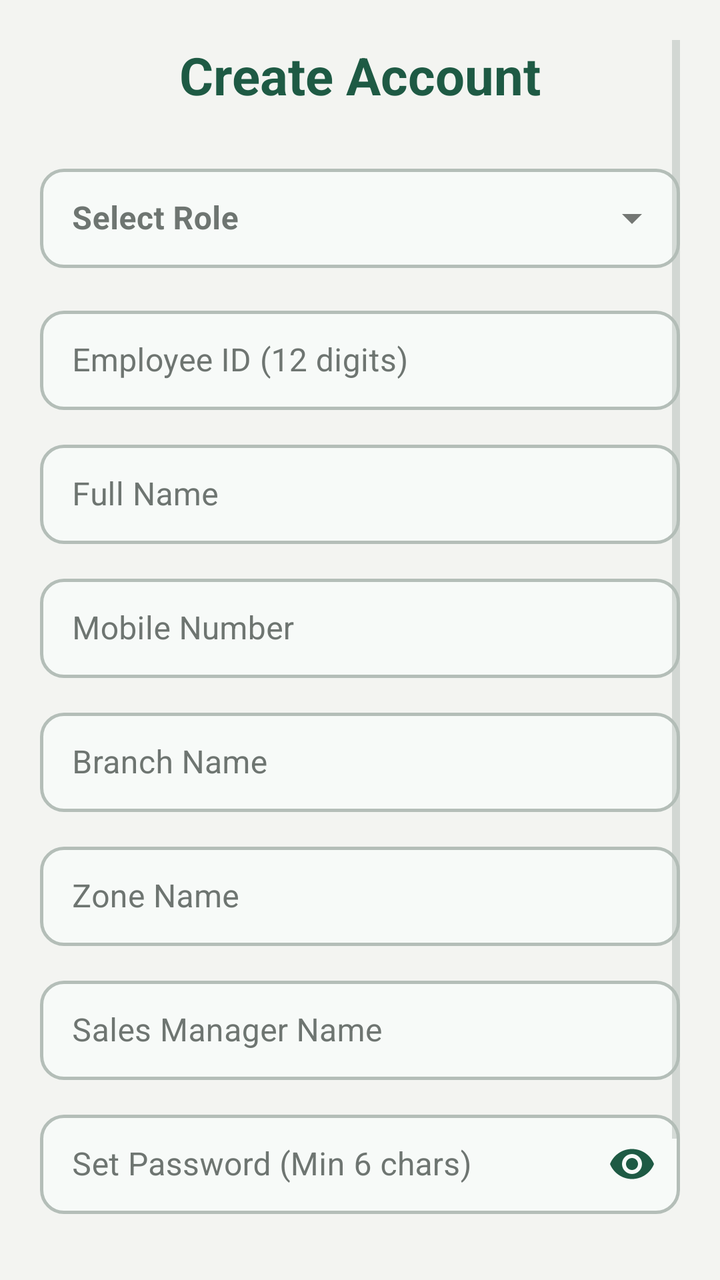
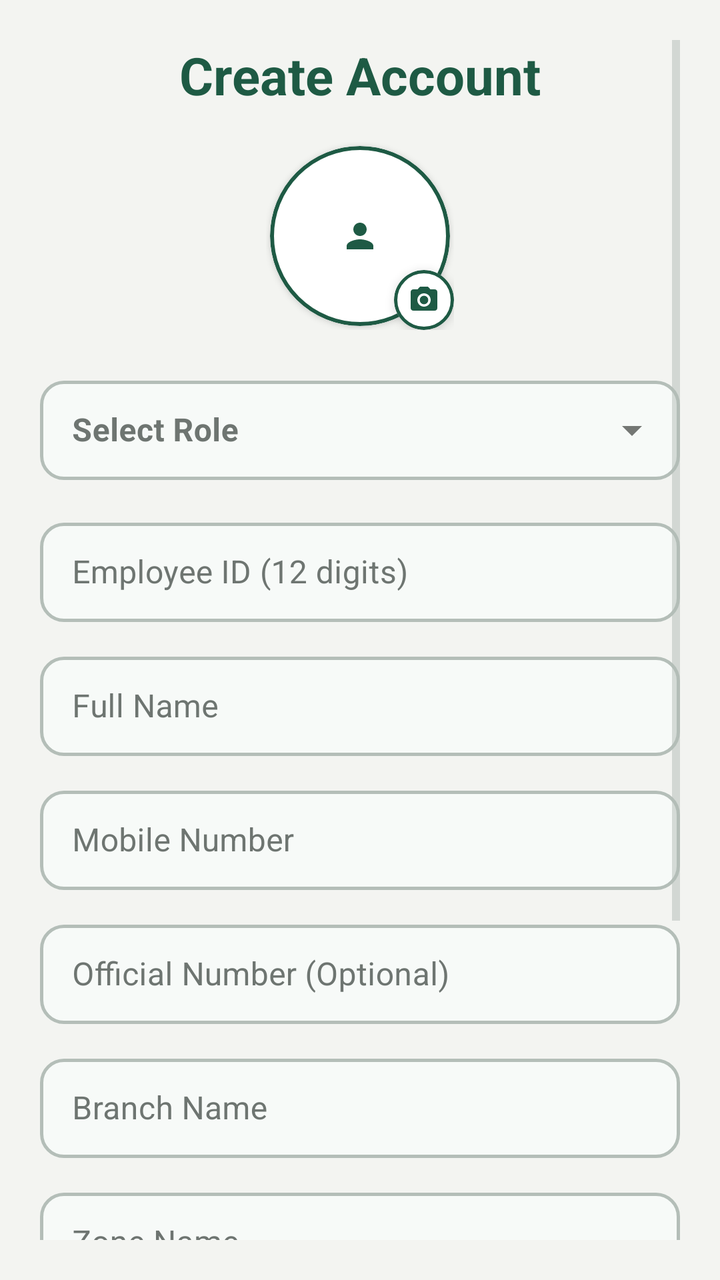

The first picture is an Android layout as it rendered before a commit; the second is the same layout after the commit. The layout source and the unified diff follow.
<!-- AndroidManifest.xml: application theme Theme.PerformanceTracker -->
<!-- res/layout/activity_registration.xml -->
<?xml version="1.0" encoding="utf-8"?>
<ScrollView
     xmlns:android="http://schemas.android.com/apk/res/android"
     xmlns:app="http://schemas.android.com/apk/res-auto"
     android:layout_height="match_parent"
     android:layout_width="match_parent"
     android:background="@color/background"
     android:padding="20dp">

    <LinearLayout
         android:layout_height="wrap_content"
         android:layout_width="match_parent"
         android:orientation="vertical">

        <TextView
             android:layout_height="wrap_content"
             android:layout_width="match_parent"
             android:layout_marginBottom="24dp"
             android:gravity="center"
             android:textSize="26sp"
             android:textColor="@color/primary"
             android:text="Create Account"
             android:textStyle="bold" />

        <com.google.android.material.textfield.TextInputLayout
             android:layout_height="wrap_content"
             android:layout_width="match_parent"
             android:layout_marginBottom="16dp"
             android:hint="Select Role"
             app:boxBackgroundMode="outline"
             app:boxBackgroundColor="@color/input_background"
             app:boxStrokeColor="@color/box_stroke_selector"
             app:boxStrokeWidth="1.5dp"
             app:boxStrokeWidthFocused="2dp"
             app:hintTextColor="@color/primary"
             android:textColorHint="@color/text_secondary"
             app:boxCornerRadiusBottomEnd="12dp"
             app:boxCornerRadiusBottomStart="12dp"
             app:boxCornerRadiusTopEnd="12dp"
             app:boxCornerRadiusTopStart="12dp"
             style="@style/Widget.MaterialComponents.TextInputLayout.OutlinedBox.ExposedDropdownMenu">

            <AutoCompleteTextView
                 android:layout_height="wrap_content"
                 android:layout_width="match_parent"
                 android:textColor="@color/text_primary"
                 android:paddingVertical="14dp"
                 android:inputType="none"
                 android:id="@+id/autoCompleteRole"
                 android:textStyle="bold" />

        </com.google.android.material.textfield.TextInputLayout>

        <com.google.android.material.textfield.TextInputLayout
             android:layout_height="wrap_content"
             android:layout_width="match_parent"
             android:layout_marginBottom="12dp"
             android:hint="Employee ID (12 digits)"
             app:boxBackgroundMode="outline"
             app:boxBackgroundColor="@color/input_background"
             app:boxStrokeColor="@color/box_stroke_selector"
             app:boxStrokeWidth="1.5dp"
             app:boxStrokeWidthFocused="2dp"
             app:hintTextColor="@color/primary"
             android:textColorHint="@color/text_secondary"
             app:boxCornerRadiusBottomEnd="12dp"
             app:boxCornerRadiusBottomStart="12dp"
             app:boxCornerRadiusTopEnd="12dp"
             app:boxCornerRadiusTopStart="12dp"
             style="@style/Widget.MaterialComponents.TextInputLayout.OutlinedBox">

            <com.google.android.material.textfield.TextInputEditText
                 android:layout_height="wrap_content"
                 android:layout_width="match_parent"
                 android:maxLength="12"
                 android:inputType="number"
                 android:paddingVertical="14dp"
                 android:textColor="@color/text_primary"
                 android:textColorHint="@color/text_secondary"
                 android:id="@+id/etRegId" />

        </com.google.android.material.textfield.TextInputLayout>

        <com.google.android.material.textfield.TextInputLayout
             android:layout_height="wrap_content"
             android:layout_width="match_parent"
             android:layout_marginBottom="12dp"
             android:hint="Full Name"
             app:boxBackgroundMode="outline"
             app:boxBackgroundColor="@color/input_background"
             app:boxStrokeColor="@color/box_stroke_selector"
             app:boxStrokeWidth="1.5dp"
             app:boxStrokeWidthFocused="2dp"
             app:hintTextColor="@color/primary"
             android:textColorHint="@color/text_secondary"
             app:boxCornerRadiusBottomEnd="12dp"
             app:boxCornerRadiusBottomStart="12dp"
             app:boxCornerRadiusTopEnd="12dp"
             app:boxCornerRadiusTopStart="12dp"
             style="@style/Widget.MaterialComponents.TextInputLayout.OutlinedBox">

            <com.google.android.material.textfield.TextInputEditText
                 android:layout_height="wrap_content"
                 android:layout_width="match_parent"
                 android:inputType="textPersonName"
                 android:paddingVertical="14dp"
                 android:textColor="@color/text_primary"
                 android:textColorHint="@color/text_secondary"
                 android:id="@+id/etRegName" />

        </com.google.android.material.textfield.TextInputLayout>

        <com.google.android.material.textfield.TextInputLayout
             android:layout_height="wrap_content"
             android:layout_width="match_parent"
             android:layout_marginBottom="12dp"
             android:hint="Mobile Number"
             app:boxBackgroundMode="outline"
             app:boxBackgroundColor="@color/input_background"
             app:boxStrokeColor="@color/box_stroke_selector"
             app:boxStrokeWidth="1.5dp"
             app:boxStrokeWidthFocused="2dp"
             app:hintTextColor="@color/primary"
             android:textColorHint="@color/text_secondary"
             app:boxCornerRadiusBottomEnd="12dp"
             app:boxCornerRadiusBottomStart="12dp"
             app:boxCornerRadiusTopEnd="12dp"
             app:boxCornerRadiusTopStart="12dp"
             style="@style/Widget.MaterialComponents.TextInputLayout.OutlinedBox">

            <com.google.android.material.textfield.TextInputEditText
                 android:layout_height="wrap_content"
                 android:layout_width="match_parent"
                 android:inputType="phone"
                 android:paddingVertical="14dp"
                 android:textColor="@color/text_primary"
                 android:textColorHint="@color/text_secondary"
                 android:id="@+id/etMobile" />

        </com.google.android.material.textfield.TextInputLayout>

        <LinearLayout
             android:layout_height="wrap_content"
             android:layout_width="match_parent"
             android:orientation="vertical"
             android:id="@+id/layoutUserExtraFields">

            <com.google.android.material.textfield.TextInputLayout
                 android:layout_height="wrap_content"
                 android:layout_width="match_parent"
                 android:layout_marginBottom="12dp"
                 android:hint="Branch Name"
                 app:boxBackgroundMode="outline"
                 app:boxBackgroundColor="@color/input_background"
                 app:boxStrokeColor="@color/box_stroke_selector"
                 app:boxStrokeWidth="1.5dp"
                 app:boxStrokeWidthFocused="2dp"
                 app:hintTextColor="@color/primary"
                 android:textColorHint="@color/text_secondary"
                 app:boxCornerRadiusBottomEnd="12dp"
                 app:boxCornerRadiusBottomStart="12dp"
                 app:boxCornerRadiusTopEnd="12dp"
                 app:boxCornerRadiusTopStart="12dp"
                 style="@style/Widget.MaterialComponents.TextInputLayout.OutlinedBox">

                <com.google.android.material.textfield.TextInputEditText
                     android:layout_height="wrap_content"
                     android:layout_width="match_parent"
                     android:inputType="text"
                     android:paddingVertical="14dp"
                     android:textColor="@color/text_primary"
                     android:textColorHint="@color/text_secondary"
                     android:id="@+id/etRegBranch" />

            </com.google.android.material.textfield.TextInputLayout>

            <com.google.android.material.textfield.TextInputLayout
                 android:layout_height="wrap_content"
                 android:layout_width="match_parent"
                 android:layout_marginBottom="12dp"
                 android:hint="Zone Name"
                 app:boxBackgroundMode="outline"
                 app:boxBackgroundColor="@color/input_background"
                 app:boxStrokeColor="@color/box_stroke_selector"
                 app:boxStrokeWidth="1.5dp"
                 app:boxStrokeWidthFocused="2dp"
                 app:hintTextColor="@color/primary"
                 android:textColorHint="@color/text_secondary"
                 app:boxCornerRadiusBottomEnd="12dp"
                 app:boxCornerRadiusBottomStart="12dp"
                 app:boxCornerRadiusTopEnd="12dp"
                 app:boxCornerRadiusTopStart="12dp"
                 style="@style/Widget.MaterialComponents.TextInputLayout.OutlinedBox">

                <com.google.android.material.textfield.TextInputEditText
                     android:layout_height="wrap_content"
                     android:layout_width="match_parent"
                     android:inputType="text"
                     android:paddingVertical="14dp"
                     android:textColor="@color/text_primary"
                     android:textColorHint="@color/text_secondary"
                     android:id="@+id/etRegZone" />

            </com.google.android.material.textfield.TextInputLayout>

            <com.google.android.material.textfield.TextInputLayout
                 android:layout_height="wrap_content"
                 android:layout_width="match_parent"
                 android:layout_marginBottom="12dp"
                 android:hint="Sales Manager Name"
                 app:boxBackgroundMode="outline"
                 app:boxBackgroundColor="@color/input_background"
                 app:boxStrokeColor="@color/box_stroke_selector"
                 app:boxStrokeWidth="1.5dp"
                 app:boxStrokeWidthFocused="2dp"
                 app:hintTextColor="@color/primary"
                 android:textColorHint="@color/text_secondary"
                 app:boxCornerRadiusBottomEnd="12dp"
                 app:boxCornerRadiusBottomStart="12dp"
                 app:boxCornerRadiusTopEnd="12dp"
                 app:boxCornerRadiusTopStart="12dp"
                 style="@style/Widget.MaterialComponents.TextInputLayout.OutlinedBox">

                <com.google.android.material.textfield.TextInputEditText
                     android:layout_height="wrap_content"
                     android:layout_width="match_parent"
                     android:inputType="text"
                     android:paddingVertical="14dp"
                     android:textColor="@color/text_primary"
                     android:textColorHint="@color/text_secondary"
                     android:id="@+id/etRegManager" />

            </com.google.android.material.textfield.TextInputLayout>

        </LinearLayout>

        <com.google.android.material.textfield.TextInputLayout
             android:layout_height="wrap_content"
             android:layout_width="match_parent"
             android:layout_marginBottom="24dp"
             android:hint="Set Password (Min 6 chars)"
             app:boxBackgroundMode="outline"
             app:boxBackgroundColor="@color/input_background"
             app:boxStrokeColor="@color/box_stroke_selector"
             app:boxStrokeWidth="1.5dp"
             app:boxStrokeWidthFocused="2dp"
             app:hintTextColor="@color/primary"
             android:textColorHint="@color/text_secondary"
             app:passwordToggleEnabled="true"
             app:passwordToggleTint="@color/primary"
             app:boxCornerRadiusBottomEnd="12dp"
             app:boxCornerRadiusBottomStart="12dp"
             app:boxCornerRadiusTopEnd="12dp"
             app:boxCornerRadiusTopStart="12dp"
             style="@style/Widget.MaterialComponents.TextInputLayout.OutlinedBox">

            <com.google.android.material.textfield.TextInputEditText
                 android:layout_height="wrap_content"
                 android:layout_width="match_parent"
                 android:inputType="textPassword"
                 android:paddingVertical="14dp"
                 android:textColor="@color/text_primary"
                 android:textColorHint="@color/text_secondary"
                 android:id="@+id/etRegPassword" />

        </com.google.android.material.textfield.TextInputLayout>

        <com.google.android.material.button.MaterialButton
             android:layout_height="52dp"
             android:layout_width="match_parent"
             android:layout_marginBottom="16dp"
             app:backgroundTint="@color/primary"
             android:textColor="#FFFFFF"
             android:textSize="16sp"
             app:cornerRadius="14dp"
             app:elevation="0dp"
             android:id="@+id/btnCompleteReg"
             android:text="REGISTER &amp; LOGIN"
             android:textStyle="bold" />

    </LinearLayout>

</ScrollView>
<!-- resources referenced by this layout -->
<resources>
  <color name="background">#F3F4F1</color>
  <color name="input_background">#F7FAF8</color>
  <color name="primary">#1E5A44</color>
  <color name="text_primary">#1C1F1D</color>
  <color name="text_secondary">#6E7571</color>
  <style name="Theme.PerformanceTracker" parent="Theme.MaterialComponents.Light.NoActionBar">
          <item name="colorPrimary">@color/primary</item>
          <item name="colorPrimaryVariant">@color/primary_dark</item>
          <item name="colorOnPrimary">@color/white</item>
          <item name="android:statusBarColor">@color/background</item>
          <item name="android:windowLightStatusBar">true</item>
          <item name="android:windowBackground">@color/background</item>
          <item name="colorSecondary">@color/secondary</item>
          <item name="colorSurface">@color/surface</item>
          <item name="colorOnSurface">@color/text_primary</item>
          <item name="colorControlNormal">@color/input_stroke_unfocused</item>
          <item name="colorControlActivated">@color/primary</item>
          <item name="android:textColorHint">@color/text_secondary</item>
          <item name="textInputStyle">@style/CustomOutlinedBox</item>
      </style>
  <color name="primary_dark">#154333</color>
  <color name="white">#FFFFFF</color>
  <color name="secondary">#256650</color>
  <color name="surface">#FFFFFF</color>
  <color name="input_stroke_unfocused">#B4BEB8</color>
  <style name="CustomOutlinedBox" parent="Widget.MaterialComponents.TextInputLayout.OutlinedBox">
          <item name="boxStrokeColor">@color/box_stroke_selector</item>
          <item name="boxStrokeWidth">1.5dp</item>
          <item name="boxStrokeWidthFocused">2dp</item>
          <item name="boxBackgroundColor">@color/input_background</item>
          <item name="hintTextColor">@color/primary</item>
          <item name="android:textColorHint">@color/text_secondary</item>
          <item name="boxCornerRadiusTopStart">12dp</item>
          <item name="boxCornerRadiusTopEnd">12dp</item>
          <item name="boxCornerRadiusBottomStart">12dp</item>
          <item name="boxCornerRadiusBottomEnd">12dp</item>
      </style>
</resources>

<!-- the commit's change to res/layout/activity_registration.xml (unified diff, before → after) -->
@@ -15,13 +15,66 @@
         <TextView
              android:layout_height="wrap_content"
              android:layout_width="match_parent"
-             android:layout_marginBottom="24dp"
+             android:layout_marginBottom="16dp"
              android:gravity="center"
              android:textSize="26sp"
              android:textColor="@color/primary"
              android:text="Create Account"
              android:textStyle="bold" />
 
+        
+        <FrameLayout
+            android:layout_width="94dp"
+            android:layout_height="94dp"
+            android:layout_gravity="center_horizontal"
+            android:layout_marginBottom="20dp">
+
+            <com.google.android.material.card.MaterialCardView
+                android:id="@+id/cardRegAvatar"
+                android:layout_width="90dp"
+                android:layout_height="90dp"
+                android:layout_gravity="center"
+                android:clickable="true"
+                android:focusable="true"
+                app:cardCornerRadius="45dp"
+                app:cardElevation="2dp"
+                app:strokeColor="@color/primary"
+                app:strokeWidth="2dp">
+
+                <ImageView
+                    android:id="@+id/ivRegAvatar"
+                    android:layout_width="match_parent"
+                    android:layout_height="match_parent"
+                    android:background="@color/surface_card"
+                    android:scaleType="centerInside"
+                    android:src="@drawable/ic_person"
+                    app:tint="@color/primary"
+                    android:padding="18dp" />
+            </com.google.android.material.card.MaterialCardView>
+
+            <com.google.android.material.card.MaterialCardView
+                android:id="@+id/cardRegCameraBadge"
+                android:layout_width="30dp"
+                android:layout_height="30dp"
+                android:layout_gravity="bottom|end"
+                android:clickable="true"
+                android:focusable="true"
+                app:cardBackgroundColor="@color/surface"
+                app:cardCornerRadius="15dp"
+                app:cardElevation="3dp"
+                app:strokeColor="@color/primary"
+                app:strokeWidth="1.5dp">
+
+                <ImageView
+                    android:layout_width="16dp"
+                    android:layout_height="16dp"
+                    android:layout_gravity="center"
+                    android:src="@drawable/ic_camera"
+                    app:tint="@color/primary" />
+            </com.google.android.material.card.MaterialCardView>
+
+        </FrameLayout>
+
         <com.google.android.material.textfield.TextInputLayout
              android:layout_height="wrap_content"
              android:layout_width="match_parent"
@@ -136,6 +189,35 @@
                  android:textColor="@color/text_primary"
                  android:textColorHint="@color/text_secondary"
                  android:id="@+id/etMobile" />
+
+        </com.google.android.material.textfield.TextInputLayout>
+
+        <com.google.android.material.textfield.TextInputLayout
+             android:layout_height="wrap_content"
+             android:layout_width="match_parent"
+             android:layout_marginBottom="12dp"
+             android:hint="Official Number (Optional)"
+             app:boxBackgroundMode="outline"
+             app:boxBackgroundColor="@color/input_background"
+             app:boxStrokeColor="@color/box_stroke_selector"
+             app:boxStrokeWidth="1.5dp"
+             app:boxStrokeWidthFocused="2dp"
+             app:hintTextColor="@color/primary"
+             android:textColorHint="@color/text_secondary"
+             app:boxCornerRadiusBottomEnd="12dp"
+             app:boxCornerRadiusBottomStart="12dp"
+             app:boxCornerRadiusTopEnd="12dp"
+             app:boxCornerRadiusTopStart="12dp"
+             style="@style/Widget.MaterialComponents.TextInputLayout.OutlinedBox">
+
+            <com.google.android.material.textfield.TextInputEditText
+                 android:layout_height="wrap_content"
+                 android:layout_width="match_parent"
+                 android:inputType="phone"
+                 android:paddingVertical="14dp"
+                 android:textColor="@color/text_primary"
+                 android:textColorHint="@color/text_secondary"
+                 android:id="@+id/etOfficialNumber" />
 
         </com.google.android.material.textfield.TextInputLayout>
 
@@ -207,7 +289,7 @@
                  android:layout_height="wrap_content"
                  android:layout_width="match_parent"
                  android:layout_marginBottom="12dp"
-                 android:hint="Sales Manager Name"
+                 android:hint="Select Sales Manager"
                  app:boxBackgroundMode="outline"
                  app:boxBackgroundColor="@color/input_background"
                  app:boxStrokeColor="@color/box_stroke_selector"
@@ -219,9 +301,9 @@
                  app:boxCornerRadiusBottomStart="12dp"
                  app:boxCornerRadiusTopEnd="12dp"
                  app:boxCornerRadiusTopStart="12dp"
-                 style="@style/Widget.MaterialComponents.TextInputLayout.OutlinedBox">
-
-                <com.google.android.material.textfield.TextInputEditText
+                 style="@style/Widget.MaterialComponents.TextInputLayout.OutlinedBox.ExposedDropdownMenu">
+
+                <AutoCompleteTextView
                      android:layout_height="wrap_content"
                      android:layout_width="match_parent"
                      android:inputType="text"
<!-- resource entries referenced after the edit -->
@@ -5,6 +5,29 @@
   <color name="primary">#1E5A44</color>
   <color name="text_primary">#1C1F1D</color>
   <color name="text_secondary">#6E7571</color>
+  <!-- drawable ic_camera (drawable) -->
+  <vector xmlns:android="http://schemas.android.com/apk/res/android"
+      android:width="24dp"
+      android:height="24dp"
+      android:viewportWidth="24"
+      android:viewportHeight="24">
+    <path
+        android:fillColor="#FF000000"
+        android:pathData="M12,12m-3.2,0a3.2,3.2 0,1 1,6.4 0a3.2,3.2 0,1 1,-6.4 0"/>
+    <path
+        android:fillColor="#FF000000"
+        android:pathData="M9,2L7.17,4H4c-1.1,0 -2,0.9 -2,2v12c0,1.1 0.9,2 2,2h16c1.1,0 2,-0.9 2,-2V6c0,-1.1 -0.9,-2 -2,-2h-3.17L15,2H9zm3,15c-2.76,0 -5,-2.24 -5,-5s2.24,-5 5,-5 5,2.24 5,5 -2.24,5 -5,5z"/>
+  </vector>
+  <!-- drawable ic_person (drawable) -->
+  <vector xmlns:android="http://schemas.android.com/apk/res/android"
+      android:width="20dp"
+      android:height="20dp"
+      android:viewportWidth="24"
+      android:viewportHeight="24">
+    <path
+        android:fillColor="@color/primary"
+        android:pathData="M12,12c2.21,0 4,-1.79 4,-4s-1.79,-4 -4,-4 -4,1.79 -4,4 1.79,4 4,4zM12,14c-2.67,0 -8,1.34 -8,4v2h16v-2c0,-2.66 -5.33,-4 -8,-4z"/>
+  </vector>
   <style name="Theme.PerformanceTracker" parent="Theme.MaterialComponents.Light.NoActionBar">
           <item name="colorPrimary">@color/primary</item>
           <item name="colorPrimaryVariant">@color/primary_dark</item>
@@ -24,6 +47,7 @@
   <color name="white">#FFFFFF</color>
   <color name="secondary">#256650</color>
   <color name="surface">#FFFFFF</color>
+  <color name="surface_card">#FFFFFF</color>
   <color name="input_stroke_unfocused">#B4BEB8</color>
   <style name="CustomOutlinedBox" parent="Widget.MaterialComponents.TextInputLayout.OutlinedBox">
           <item name="boxStrokeColor">@color/box_stroke_selector</item>
